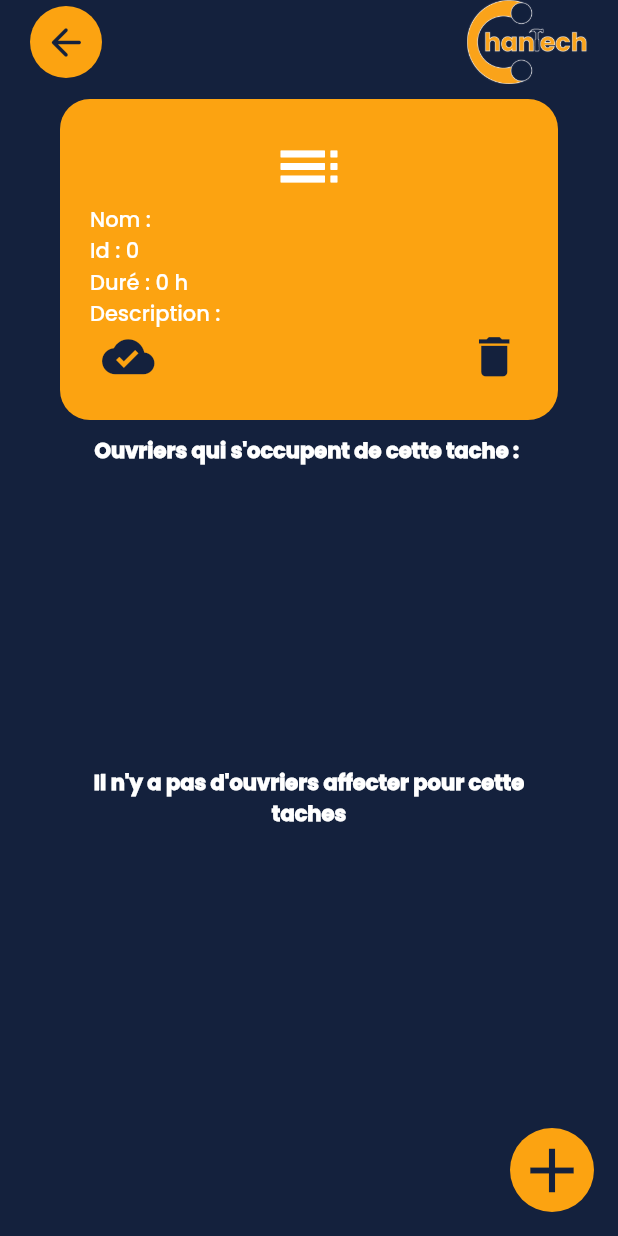
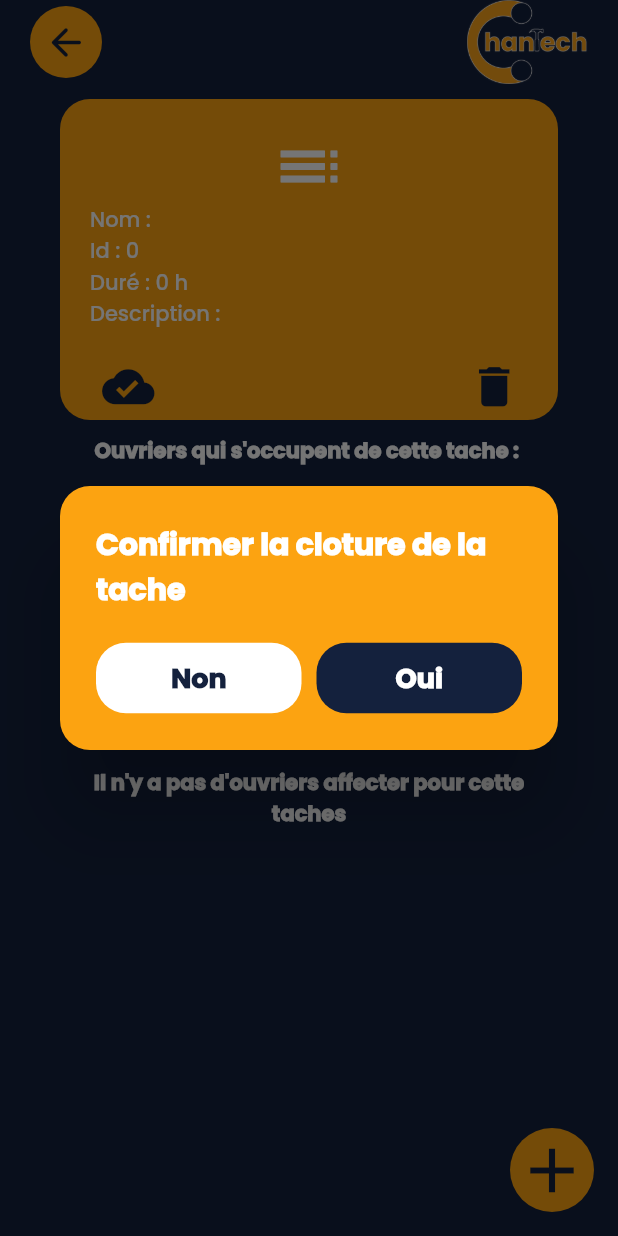
Before and after one commit to chechna9/Chantech-flutterApp, a Flutter app: the TacheDetaille screen opened directly with empty values, after a tap on the "cloud done" icon, on a phone screen of 412 x 824 dp. Run offline on Flutter 3.47's test engine with Material 2 defaults, Android fonts, the phone set to English and light mode, and no system bars; missing offline and left inert: dart:ffi; network calls fail.

Commit message:
set temriner chantier et tache

```diff
--- a/lib/components/confirm_delete.dart
+++ b/lib/components/confirm_delete.dart
@@ -1,17 +1,20 @@
 import 'package:chantech/consts.dart';
 import 'package:flutter/material.dart';
 
-class ConfirmDelete extends StatelessWidget {
-  const ConfirmDelete({Key? key}) : super(key: key);
+class ConfirmAction extends StatelessWidget {
+  final Function action;
+  final String title;
+  const ConfirmAction({Key? key, required this.action, required this.title})
+      : super(key: key);
 
   @override
   Widget build(BuildContext context) {
     return AlertDialog(
       shape: RoundedRectangleBorder(borderRadius: BorderRadius.circular(20)),
       backgroundColor: myYellow,
-      title: const Text(
-        'Confirmer la supression',
-        style: TextStyle(
+      title: Text(
+        title,
+        style: const TextStyle(
           color: Colors.white,
           fontSize: 20,
           fontWeight: FontWeight.w900,
@@ -39,9 +42,7 @@ class ConfirmDelete extends StatelessWidget {
           Expanded(
             child: TextButton(
               style: myBottomStyle(myBlue),
-              onPressed: () {
-                Navigator.pop(context);
-              },
+              onPressed: () => action(),
               child: const Text(
                 'Oui',
                 style: TextStyle(
--- a/lib/screens/tache_detaille.dart
+++ b/lib/screens/tache_detaille.dart
@@ -21,7 +21,30 @@ class _TacheDetailleState extends State<TacheDetaille> {
   void showDeleteTache() {
     showDialog(
       context: context,
-      builder: (context) => const ConfirmDelete(),
+      builder: (context) => ConfirmAction(
+        title: 'Confirmer la supression',
+        action: () async {
+          // final urlSetTerminerChantier =
+          //     localhost + 'tache/setTerminer/idTache/${widget.id}';
+          // await http.post(Uri.parse(urlSetTerminerChantier));
+          Navigator.pop(context);
+        },
+      ),
+    );
+  }
+
+  void showDoneTache() {
+    showDialog(
+      context: context,
+      builder: (context) => ConfirmAction(
+        title: 'Confirmer la cloture de la tache',
+        action: () async {
+          final urlSetTerminerTache =
+              localhost + 'tache/setTerminer/idTache/${widget.id}';
+          await http.put(Uri.parse(urlSetTerminerTache));
+          Navigator.pop(context);
+        },
+      ),
     );
   }
 
@@ -128,7 +151,7 @@ class _TacheDetailleState extends State<TacheDetaille> {
           mainAxisAlignment: MainAxisAlignment.spaceEvenly,
           children: [
             DescriptTache(
-              done: () {},
+              done: showDoneTache,
               delete: showDeleteTache,
               dure: _tache == null ? 0 : _tache!.duree,
               id: _tache == null ? 0 : _tache!.idTache,
@@ -211,13 +234,13 @@ class _DescriptTacheState extends State<DescriptTache> {
         borderRadius: BorderRadius.circular(20),
       ),
       child: Stack(
+        clipBehavior: Clip.none,
         children: [
           Positioned(
-            bottom: 0,
+            bottom: -20,
             right: 0,
             child: IconButton(
               onPressed: () {
-                print('delte');
                 widget.delete();
               },
               icon: const Icon(
@@ -228,11 +251,10 @@ class _DescriptTacheState extends State<DescriptTache> {
             ),
           ),
           Positioned(
-            bottom: 0,
+            bottom: -20,
             left: 0,
             child: IconButton(
               onPressed: () {
-                print('marque terminer');
                 widget.done();
               },
               icon: const Icon(
```
Also changed, not shown: lib/main.dart (+0 -7 lines), lib/screens/chantier_detaille.dart (+48 -5 lines), lib/screens/equipement_detaille.dart (+11 -3 lines), lib/screens/ouvrier_detaille.dart (+9 -1 lines).
